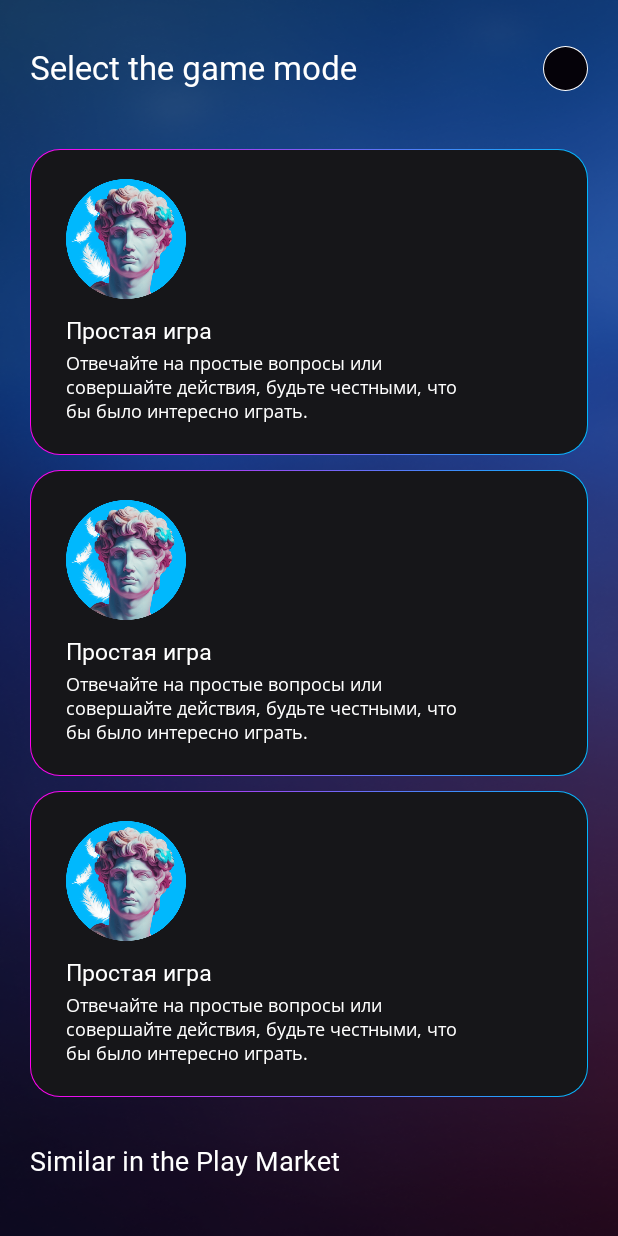
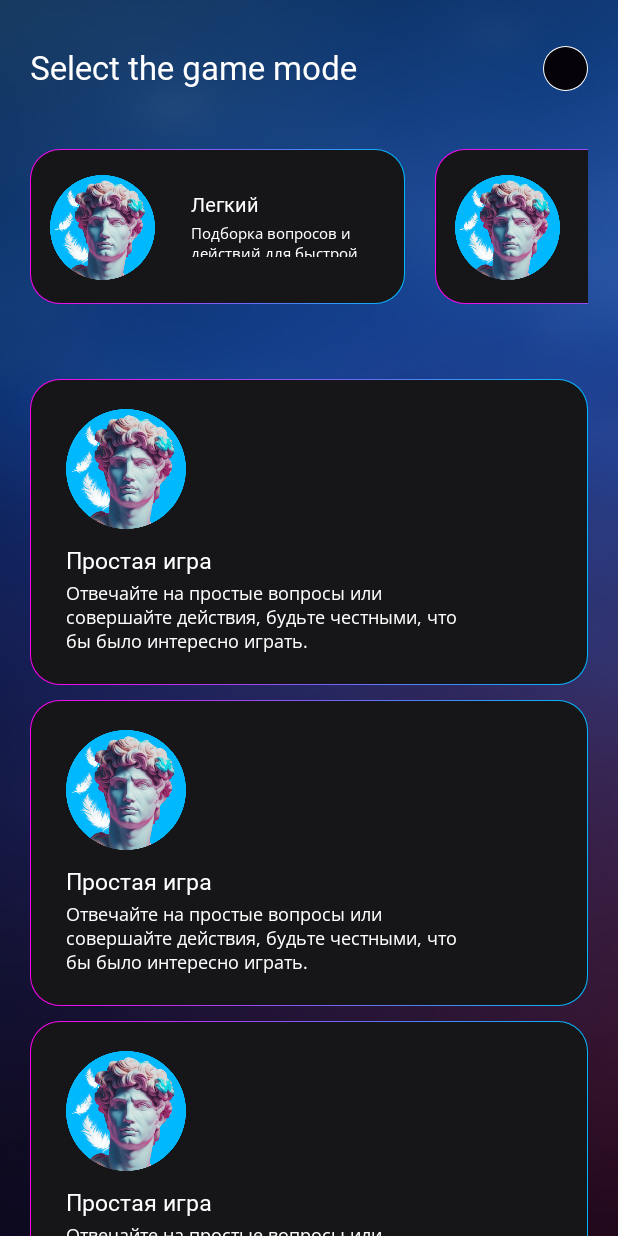
Before and after one commit to mishkasta/Truth_Or_Action, an Android app: the layout fragment_pack_selection.xml on its own in the app's theme, with its tools: preview values and no code run, on a phone screen of 412 x 824 dp. Run offline under Robolectric (Android 15) with nearby library versions, the phone set to English and light mode, and no system bars.

Commit message:
change db, add new data for pack UI Design

```diff
--- a/app/src/main/java/com/maxelfs/truthanddare/data/ActivityPackDao.kt
+++ b/app/src/main/java/com/maxelfs/truthanddare/data/ActivityPackDao.kt
@@ -8,6 +8,8 @@ import com.maxelfs.truthanddare.models.ActivityPackWithIncludes
 @Dao
 interface ActivityPackDao {
     @Transaction
-    @Query("SELECT * FROM packs")
-    fun getAll() : List<ActivityPackWithIncludes>
+    @Query("SELECT * FROM packs WHERE type = :type")
+    fun getAll(type: Int) : List<ActivityPackWithIncludes>
+
+
 }
--- a/app/src/main/java/com/maxelfs/truthanddare/data/ActivityPackRepositoryImpl.kt
+++ b/app/src/main/java/com/maxelfs/truthanddare/data/ActivityPackRepositoryImpl.kt
@@ -9,9 +9,11 @@ import javax.inject.Inject
 class ActivityPackRepositoryImpl @Inject constructor(
     private val _activityPackDao : ActivityPackDao) : ActivityPackRepository {
     private val _context = Dispatchers.IO
-    override suspend fun getPacksWithIncludesAsync(): List<ActivityPackWithIncludes> {
+    override suspend fun getPacksWithIncludesAsync(type: Int): List<ActivityPackWithIncludes> {
         return withContext(_context) {
-            _activityPackDao.getAll()
+            _activityPackDao.getAll(type)
         }
     }
+
+
 }
--- a/app/src/main/java/com/maxelfs/truthanddare/interfaces/ActivityPackRepository.kt
+++ b/app/src/main/java/com/maxelfs/truthanddare/interfaces/ActivityPackRepository.kt
@@ -3,5 +3,5 @@ package com.maxelfs.truthanddare.interfaces
 import com.maxelfs.truthanddare.models.ActivityPackWithIncludes
 
 interface ActivityPackRepository {
-    suspend fun getPacksWithIncludesAsync(): List<ActivityPackWithIncludes>
+    suspend fun getPacksWithIncludesAsync(type: Int): List<ActivityPackWithIncludes>
 }
--- a/app/src/main/java/com/maxelfs/truthanddare/interfaces/ActivityPackService.kt
+++ b/app/src/main/java/com/maxelfs/truthanddare/interfaces/ActivityPackService.kt
@@ -4,7 +4,7 @@ import com.maxelfs.truthanddare.models.ActivityPack
 import com.maxelfs.truthanddare.models.ActivityPackWithIncludes
 
 interface ActivityPackService {
-    suspend fun getPacksAsync(): List<ActivityPackWithIncludes>
+    suspend fun getPacksAsync(type:  Int): List<ActivityPackWithIncludes>
 
     fun selectPack(pack: ActivityPack)
 
--- a/app/src/main/java/com/maxelfs/truthanddare/services/ActivityPackServiceImpl.kt
+++ b/app/src/main/java/com/maxelfs/truthanddare/services/ActivityPackServiceImpl.kt
@@ -11,8 +11,8 @@ class ActivityPackServiceImpl @Inject constructor(
     private val _packRepository: ActivityPackRepository,
     private val _appSettingsService: AppSettingsService
 ) : ActivityPackService {
-    override suspend fun getPacksAsync(): List<ActivityPackWithIncludes> {
-        return _packRepository.getPacksWithIncludesAsync()
+    override suspend fun getPacksAsync(type:  Int): List<ActivityPackWithIncludes> {
+        return _packRepository.getPacksWithIncludesAsync(type)
     }
 
     override fun selectPack(pack: ActivityPack) {
--- a/app/src/main/res/layout/fragment_pack_selection.xml
+++ b/app/src/main/res/layout/fragment_pack_selection.xml
@@ -43,10 +43,28 @@
                 android:padding="1dp"
                 android:layout_marginEnd="20dp"
                 android:layout_marginBottom="8dp"
-                app:layout_constraintBottom_toTopOf="@+id/packs"
+                app:layout_constraintBottom_toTopOf="@+id/packs_horizontal"
                 android:onClick="@{() -> viewModel.navigateToLanguageSelection()}"
                 localeToCode="@{viewModel.currentLocale}"
                 tools:text="EN" />
+
+            <androidx.recyclerview.widget.RecyclerView
+                android:id="@+id/packs_horizontal"
+                android:layout_width="0dp"
+                android:layout_height="wrap_content"
+
+                android:layout_marginEnd="20dp"
+                android:layout_marginBottom="20dp"
+                android:layout_marginTop="40dp"
+                android:minWidth="50dp"
+                android:nestedScrollingEnabled="false"
+                app:layoutManager="androidx.recyclerview.widget.LinearLayoutManager"
+                android:orientation="horizontal"
+                app:layout_constraintTop_toBottomOf="@+id/selectGameModeText"
+                app:layout_constraintEnd_toEndOf="parent"
+                app:layout_constraintStart_toStartOf="parent"
+                tools:listitem="@layout/pack_available_item_horizontal"
+                tools:itemCount="3" />
 
             <androidx.recyclerview.widget.RecyclerView
                 android:id="@+id/packs"
@@ -59,11 +77,13 @@
                 android:minWidth="50dp"
                 android:nestedScrollingEnabled="false"
                 app:layoutManager="androidx.recyclerview.widget.LinearLayoutManager"
-                app:layout_constraintTop_toBottomOf="@+id/selectGameModeText"
+                app:layout_constraintTop_toBottomOf="@+id/packs_horizontal"
                 app:layout_constraintEnd_toEndOf="parent"
                 app:layout_constraintStart_toStartOf="parent"
                 tools:listitem="@layout/pack_available_item"
                 tools:itemCount="3" />
+
+
 
             <TextView
                 android:id="@+id/similarContainer"
--- /dev/null
+++ b/app/src/main/res/layout/pack_available_item_horizontal.xml
@@ -0,0 +1,94 @@
+<?xml version="1.0" encoding="utf-8"?>
+<layout xmlns:android="http://schemas.android.com/apk/res/android"
+    xmlns:app="http://schemas.android.com/apk/res-auto"
+    xmlns:tools="http://schemas.android.com/tools">
+
+    <data>
+
+        <variable
+            name="pack"
+            type="com.maxelfs.truthanddare.views.packs.PackViewModel" />
+
+        <variable
+            name="startGameClickListener"
+            type="com.maxelfs.truthanddare.views.packs.PackClickListener" />
+    </data>
+
+    <LinearLayout
+        android:layout_width="250dp"
+        android:layout_height="wrap_content"
+        android:layout_marginBottom="10dp"
+        android:background="@drawable/background_border_language_selector"
+        android:onClick="@{() -> startGameClickListener.onClick(pack)}"
+        android:orientation="horizontal"
+        android:paddingTop="17dp"
+        android:paddingEnd="20dp"
+        android:paddingBottom="16dp"
+        android:layout_marginStart="20dp"
+        tools:ignore="RtlSymmetry">
+
+        <ImageView
+            android:id="@+id/wing"
+            android:layout_width="wrap_content"
+            android:layout_height="wrap_content"
+            android:src="@drawable/wing"
+            android:visibility="gone"
+            app:layout_constraintBottom_toBottomOf="parent"
+            app:layout_constraintStart_toStartOf="parent"
+            app:layout_constraintTop_toTopOf="parent"
+            tools:ignore="ContentDescription" />
+
+        <ImageView
+            android:id="@+id/packIcon"
+            packIcon="@{pack.pack.icon}"
+            android:layout_width="70dp"
+            android:layout_height="70dp"
+            android:layout_marginStart="13dp"
+            android:contentDescription="@string/pack_icon"
+            tools:src="@drawable/pack_1" />
+
+        <LinearLayout
+            android:layout_width="wrap_content"
+            android:layout_height="match_parent"
+            android:gravity="center_vertical"
+            android:orientation="vertical">
+
+            <TextView
+                android:id="@+id/nameText"
+                android:layout_width="wrap_content"
+                android:layout_height="wrap_content"
+                android:layout_marginStart="24dp"
+                android:layout_marginTop="10dp"
+                android:fontFamily="@font/druk_wide_cyr_medium"
+                android:text="@{pack.name}"
+                android:textSize="13sp"
+                tools:text="Легкий" />
+
+            <TextView
+                android:id="@+id/descriptionText"
+                android:layout_width="wrap_content"
+                android:layout_height="wrap_content"
+                android:layout_marginStart="24dp"
+                android:layout_marginTop="3dp"
+                android:layout_marginBottom="15dp"
+                android:fontFamily="@font/opensans"
+                android:maxWidth="150sp"
+                android:text="@{pack.description}"
+                android:textAlignment="textStart"
+                android:textSize="10sp"
+                tools:text="Подборка вопросов и действий для быстрой игры." />
+
+        </LinearLayout>
+
+        <ImageView
+            android:id="@+id/arrow"
+            android:layout_width="wrap_content"
+            android:layout_height="wrap_content"
+            android:layout_marginBottom="5dp"
+            android:src="@drawable/ic_arrow"
+            android:visibility="gone"
+            app:layout_constraintBottom_toBottomOf="parent"
+            app:layout_constraintEnd_toEndOf="parent" />
+
+    </LinearLayout>
+</layout>
```
Also changed, not shown: app/src/main/java/com/maxelfs/truthanddare/viewmodels/PackSelectionViewModel.kt (+8 -1 lines), app/src/main/java/com/maxelfs/truthanddare/views/PackSelectionFragment.kt (+9 -0 lines), app/src/main/java/com/maxelfs/truthanddare/views/packs/HorizontalPackViewHolder.kt (added, +30 -0 lines), app/src/main/java/com/maxelfs/truthanddare/views/packs/PackAdapter.kt (+8 -5 lines), app/src/main/assets/seed.db.
